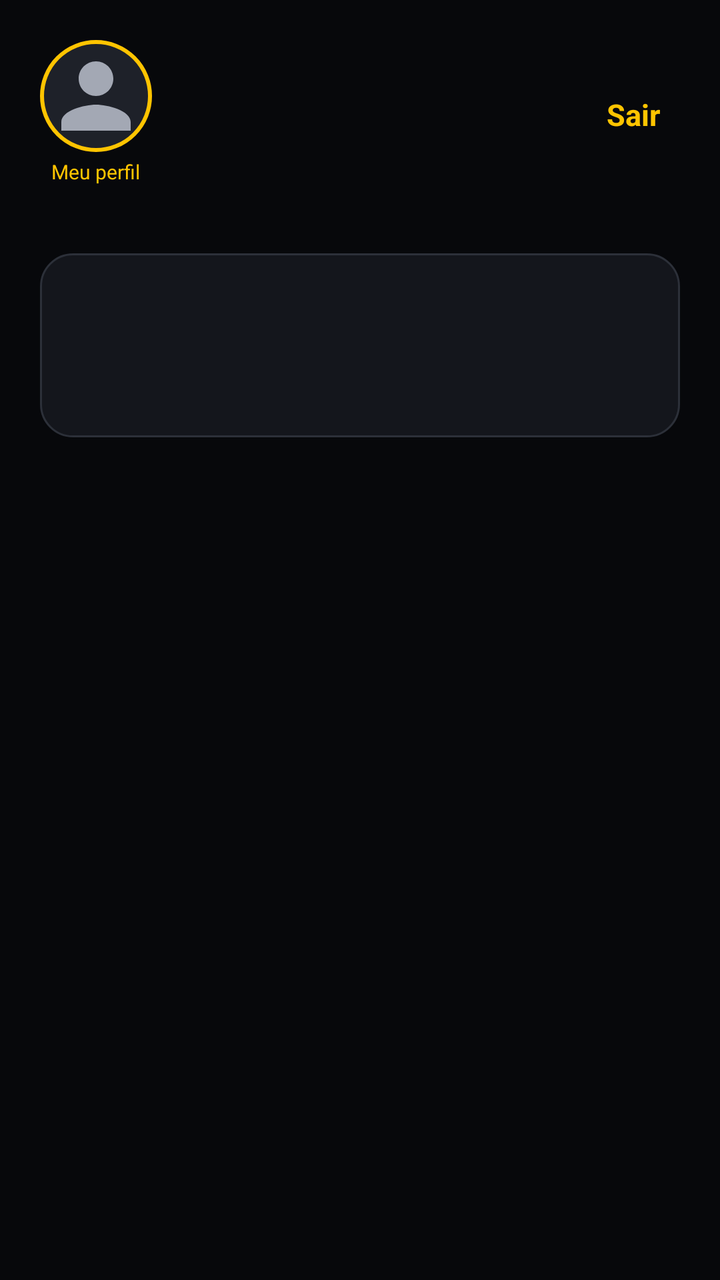
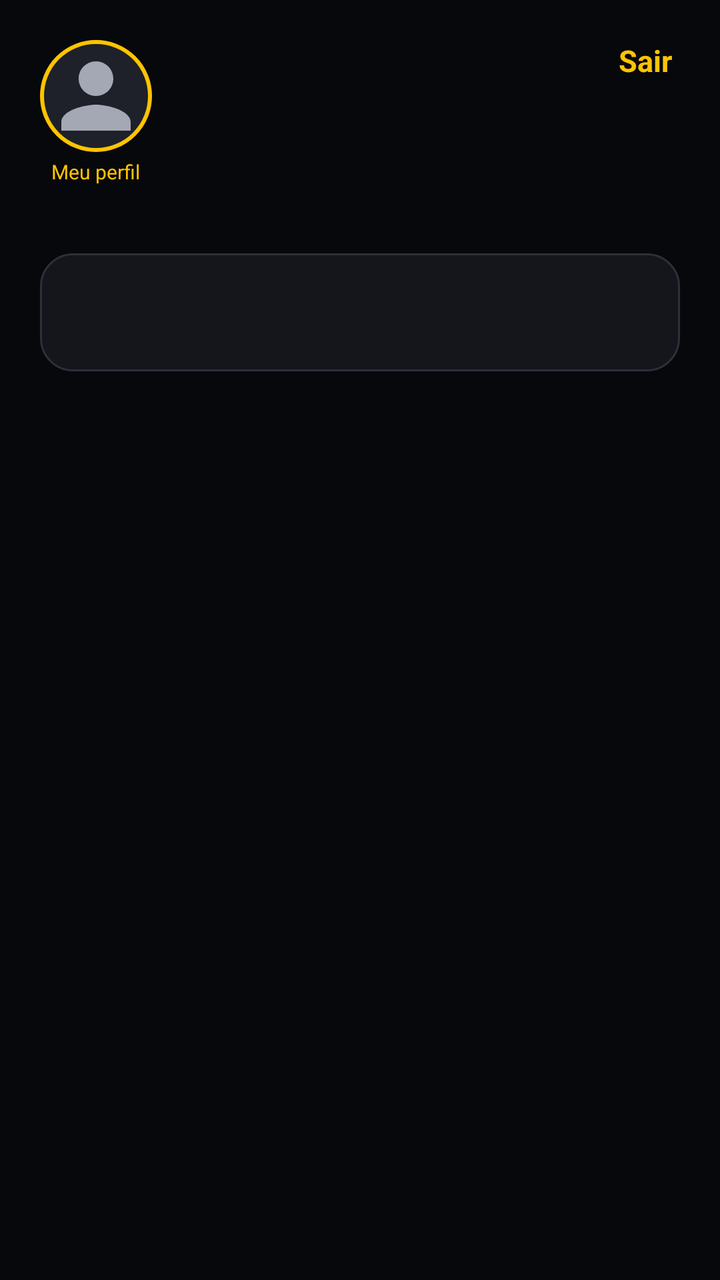

Two renders of the same Android screen: before a commit and after it. Below are the layout's source before the change and the commit's diff.
<!-- AndroidManifest.xml: application theme Theme.Start -->
<!-- res/layout/activity_home_motorista.xml -->
<?xml version="1.0" encoding="utf-8"?>
<LinearLayout xmlns:android="http://schemas.android.com/apk/res/android"
    android:layout_width="match_parent"
    android:layout_height="match_parent"
    android:background="@color/fundo"
    android:orientation="vertical">

    <include
        android:id="@+id/cabecalho"
        layout="@layout/include_cabecalho_usuario" />

    <LinearLayout
        android:layout_width="match_parent"
        android:layout_height="wrap_content"
        android:layout_marginStart="20dp"
        android:layout_marginTop="12dp"
        android:layout_marginEnd="20dp"
        android:background="@drawable/bg_cartao"
        android:orientation="vertical"
        android:padding="20dp">

        <TextView
            android:id="@+id/tvStatusTitulo"
            android:layout_width="wrap_content"
            android:layout_height="wrap_content"
            android:textSize="20sp"
            android:textStyle="bold" />

        <TextView
            android:id="@+id/tvStatusMensagem"
            style="@style/TextoCorpo"
            android:layout_marginTop="6dp" />
    </LinearLayout>

    <View
        android:layout_width="match_parent"
        android:layout_height="0dp"
        android:layout_weight="1" />

    <TextView
        android:id="@+id/tvSituacaoOnline"
        style="@style/TextoCorpo"
        android:layout_marginBottom="12dp"
        android:gravity="center"
        android:visibility="gone" />

    <Button
        android:id="@+id/btnOnline"
        style="@style/BotaoPrimario"
        android:layout_marginStart="20dp"
        android:layout_marginEnd="20dp"
        android:layout_marginBottom="28dp"
        android:visibility="gone" />
</LinearLayout>
<!-- res/layout/include_cabecalho_usuario.xml (included above) -->
<?xml version="1.0" encoding="utf-8"?>
<LinearLayout xmlns:android="http://schemas.android.com/apk/res/android"
    android:layout_width="match_parent"
    android:layout_height="wrap_content"
    android:gravity="center_vertical"
    android:orientation="horizontal"
    android:padding="20dp">

    
    <LinearLayout
        android:layout_width="wrap_content"
        android:layout_height="wrap_content"
        android:gravity="center_horizontal"
        android:orientation="vertical">

        <ImageView
            android:id="@+id/ivFoto"
            android:layout_width="56dp"
            android:layout_height="56dp"
            android:background="@drawable/bg_foto_redonda"
            android:contentDescription="@string/meu_perfil"
            android:padding="2dp"
            android:scaleType="centerCrop"
            android:src="@drawable/ic_pessoa" />

        <TextView
            android:id="@+id/tvMeuPerfil"
            android:layout_width="wrap_content"
            android:layout_height="wrap_content"
            android:paddingTop="3dp"
            android:paddingBottom="2dp"
            android:text="@string/meu_perfil"
            android:textColor="@color/amarelo"
            android:textSize="10sp" />
    </LinearLayout>

    <LinearLayout
        android:layout_width="0dp"
        android:layout_height="wrap_content"
        android:layout_marginStart="14dp"
        android:layout_weight="1"
        android:orientation="vertical">

        <TextView
            android:id="@+id/tvOla"
            android:layout_width="wrap_content"
            android:layout_height="wrap_content"
            android:textColor="@color/texto"
            android:textSize="20sp"
            android:textStyle="bold" />

        <TextView
            android:id="@+id/tvLinha2"
            android:layout_width="wrap_content"
            android:layout_height="wrap_content"
            android:textColor="@color/texto_secundario"
            android:textSize="13sp" />
    </LinearLayout>

    <TextView
        android:id="@+id/btnSair"
        android:layout_width="wrap_content"
        android:layout_height="wrap_content"
        android:background="?attr/selectableItemBackground"
        android:padding="10dp"
        android:text="@string/sair"
        android:textColor="@color/amarelo"
        android:textSize="15sp"
        android:textStyle="bold" />
</LinearLayout>
<!-- resources referenced by this layout -->
<resources>
  <color name="amarelo">#FFC400</color>
  <color name="fundo">#07080B</color>
  <color name="texto">#FFFFFF</color>
  <color name="texto_secundario">#A3A8B4</color>
  <!-- drawable bg_cartao (drawable) -->
  <?xml version="1.0" encoding="utf-8"?>
  <shape xmlns:android="http://schemas.android.com/apk/res/android" android:shape="rectangle">
      <solid android:color="@color/superficie" />
      <stroke android:width="1dp" android:color="@color/borda" />
      <corners android:radius="16dp" />
  </shape>
  <!-- drawable bg_foto_redonda (drawable) -->
  <?xml version="1.0" encoding="utf-8"?>
  <shape xmlns:android="http://schemas.android.com/apk/res/android" android:shape="oval">
      <solid android:color="@color/superficie_alta" />
      <stroke android:width="2dp" android:color="@color/amarelo" />
  </shape>
  <!-- drawable ic_pessoa (drawable) -->
  <vector xmlns:android="http://schemas.android.com/apk/res/android"
      android:width="24dp" android:height="24dp" android:viewportWidth="24" android:viewportHeight="24">
      <path android:fillColor="#A3A8B4"
          android:pathData="M12,12c2.21,0 4,-1.79 4,-4s-1.79,-4 -4,-4 -4,1.79 -4,4 1.79,4 4,4zM12,14c-2.67,0 -8,1.34 -8,4v2h16v-2c0,-2.66 -5.33,-4 -8,-4z" />
  </vector>
  <string name="meu_perfil">Meu perfil</string>
  <string name="sair">Sair</string>
  <style name="BotaoPrimario">
          <item name="android:layout_width">match_parent</item>
          <item name="android:layout_height">54dp</item>
          <item name="android:background">@drawable/bg_botao_primario</item>
          <item name="android:textColor">@color/preto</item>
          <item name="android:textSize">16sp</item>
          <item name="android:textStyle">bold</item>
          <item name="android:textAllCaps">false</item>
          <item name="android:stateListAnimator">@null</item>
          
          <item name="backgroundTint">@null</item>
      </style>
  <style name="TextoCorpo">
          <item name="android:layout_width">match_parent</item>
          <item name="android:layout_height">wrap_content</item>
          <item name="android:textColor">@color/texto_secundario</item>
          <item name="android:textSize">14sp</item>
          <item name="android:lineSpacingExtra">3dp</item>
      </style>
  <color name="superficie">#14161C</color>
  <color name="borda">#2C3039</color>
  <color name="superficie_alta">#1E2129</color>
  <!-- drawable bg_botao_primario (drawable) -->
  <?xml version="1.0" encoding="utf-8"?>
  <selector xmlns:android="http://schemas.android.com/apk/res/android">
      <item android:state_enabled="false">
          <shape android:shape="rectangle">
              <solid android:color="@color/borda" />
              <corners android:radius="14dp" />
          </shape>
      </item>
      <item>
          <shape android:shape="rectangle">
              <gradient android:angle="0" android:startColor="@color/amarelo_claro" android:endColor="@color/laranja" />
              <corners android:radius="14dp" />
          </shape>
      </item>
  </selector>
  <color name="preto">#07080B</color>
  <color name="laranja">#FF7A00</color>
  <color name="dica">#6C7280</color>
  <style name="Theme.Start.Dialogo" parent="ThemeOverlay.MaterialComponents.MaterialAlertDialog">
          <item name="colorPrimary">@color/amarelo</item>
          <item name="colorSurface">@color/superficie_alta</item>
          <item name="colorOnSurface">@color/texto</item>
          <item name="android:textColorPrimary">@color/texto</item>
          <item name="android:textColorHint">@color/dica</item>
      </style>
  <color name="amarelo_claro">#FFDD33</color>
  <!-- unchanged entries left out for length: 1 -->
</resources>

<!-- the commit's change to res/layout/activity_home_motorista.xml (unified diff, before → after) -->
@@ -9,7 +9,9 @@
         android:id="@+id/cabecalho"
         layout="@layout/include_cabecalho_usuario" />
 
+    
     <LinearLayout
+        android:id="@+id/cardSituacao"
         android:layout_width="match_parent"
         android:layout_height="wrap_content"
         android:layout_marginStart="20dp"
@@ -20,16 +22,8 @@
         android:padding="20dp">
 
         <TextView
-            android:id="@+id/tvStatusTitulo"
-            android:layout_width="wrap_content"
-            android:layout_height="wrap_content"
-            android:textSize="20sp"
-            android:textStyle="bold" />
-
-        <TextView
             android:id="@+id/tvStatusMensagem"
-            style="@style/TextoCorpo"
-            android:layout_marginTop="6dp" />
+            style="@style/TextoCorpo" />
     </LinearLayout>
 
     <View
@@ -112,14 +106,35 @@
             android:textSize="13sp" />
     </LinearLayout>
 
-    <TextView
-        android:id="@+id/btnSair"
+    
+    <LinearLayout
         android:layout_width="wrap_content"
         android:layout_height="wrap_content"
-        android:background="?attr/selectableItemBackground"
-        android:padding="10dp"
-        android:text="@string/sair"
-        android:textColor="@color/amarelo"
-        android:textSize="15sp"
-        android:textStyle="bold" />
+        android:layout_gravity="top"
+        android:gravity="end"
+        android:orientation="vertical">
+
+        <TextView
+            android:id="@+id/btnSair"
+            android:layout_width="wrap_content"
+            android:layout_height="wrap_content"
+            android:background="?attr/selectableItemBackground"
+            android:paddingStart="10dp"
+            android:paddingTop="0dp"
+            android:paddingEnd="4dp"
+            android:paddingBottom="6dp"
+            android:text="@string/sair"
+            android:textColor="@color/amarelo"
+            android:textSize="15sp"
+            android:textStyle="bold" />
+
+        <TextView
+            android:id="@+id/tvSituacao"
+            android:layout_width="wrap_content"
+            android:layout_height="wrap_content"
+            android:paddingEnd="4dp"
+            android:textSize="12sp"
+            android:textStyle="bold"
+            android:visibility="gone" />
+    </LinearLayout>
 </LinearLayout>
